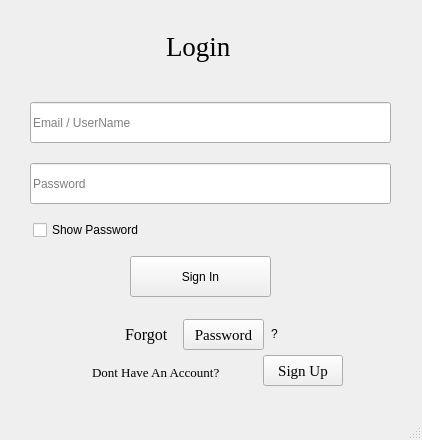
First picture: the form in Login_Page/mainwindow.ui, repository PMahdiDehghaniP/MA_AP_Project, before the edit.
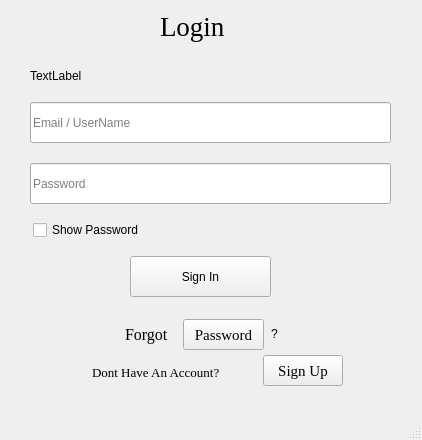
Second picture: the form after the edit.

```diff
--- a/Login_Page/mainwindow.ui
+++ b/Login_Page/mainwindow.ui
@@ -17,9 +17,9 @@
    <widget class="QLabel" name="login_label">
     <property name="geometry">
      <rect>
-      <x>166</x>
-      <y>21</y>
-      <width>121</width>
+      <x>160</x>
+      <y>1</y>
+      <width>81</width>
       <height>51</height>
      </rect>
     </property>
@@ -177,6 +177,24 @@
      <string>Sign Up</string>
     </property>
    </widget>
+   <widget class="QLabel" name="time_rem_label">
+    <property name="geometry">
+     <rect>
+      <x>30</x>
+      <y>55</y>
+      <width>231</width>
+      <height>41</height>
+     </rect>
+    </property>
+    <property name="font">
+     <font>
+      <pointsize>9</pointsize>
+     </font>
+    </property>
+    <property name="text">
+     <string>TextLabel</string>
+    </property>
+   </widget>
   </widget>
   <widget class="QMenuBar" name="menubar">
    <property name="geometry">
```
